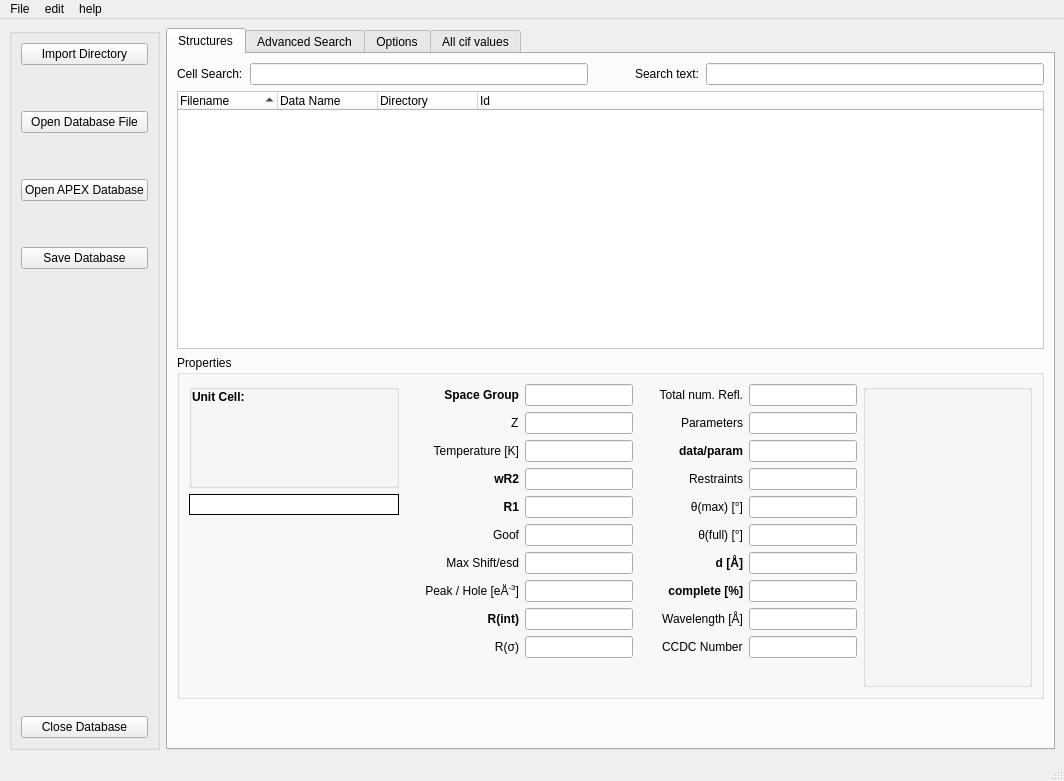
Qt form stdb_main.ui (dkratzert/StructureFinder) before a commit.
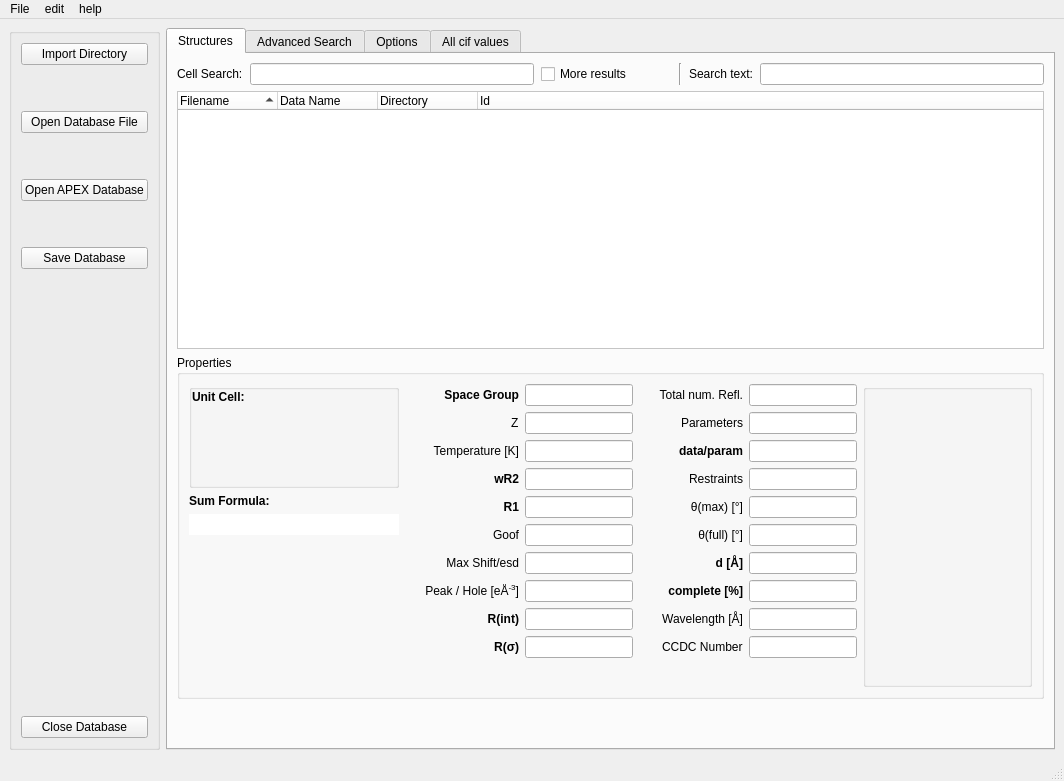
The same form after that commit.

```diff
--- a/stdb_main.ui
+++ b/stdb_main.ui
@@ -230,7 +230,7 @@
            </widget>
           </item>
           <item row="0" column="0">
-           <layout class="QHBoxLayout" name="searchLayout" stretch="0,0,0,0,0">
+           <layout class="QHBoxLayout" name="searchLayout" stretch="0,0,0,0,0,0,0">
             <property name="spacing">
              <number>7</number>
             </property>
@@ -251,7 +251,21 @@
              </widget>
             </item>
             <item>
-             <widget class="QLineEdit" name="searchCellLineEDit"/>
+             <widget class="QLineEdit" name="searchCellLineEDit">
+              <property name="sizePolicy">
+               <sizepolicy hsizetype="Expanding" vsizetype="Fixed">
+                <horstretch>0</horstretch>
+                <verstretch>3</verstretch>
+               </sizepolicy>
+              </property>
+             </widget>
+            </item>
+            <item>
+             <widget class="QCheckBox" name="moreResultsCheckBox">
+              <property name="text">
+               <string>More results</string>
+              </property>
+             </widget>
             </item>
             <item>
              <spacer name="horizontalSpacer_3">
@@ -269,6 +283,13 @@
               </property>
              </spacer>
             </item>
+            <item>
+             <widget class="Line" name="line">
+              <property name="orientation">
+               <enum>Qt::Vertical</enum>
+              </property>
+             </widget>
+            </item>
             <item>
              <widget class="QLabel" name="txtSearchLabel">
               <property name="text">
@@ -277,7 +298,14 @@
              </widget>
             </item>
             <item>
-             <widget class="QLineEdit" name="txtSearchEdit"/>
+             <widget class="QLineEdit" name="txtSearchEdit">
+              <property name="sizePolicy">
+               <sizepolicy hsizetype="Expanding" vsizetype="Fixed">
+                <horstretch>0</horstretch>
+                <verstretch>2</verstretch>
+               </sizepolicy>
+              </property>
+             </widget>
             </item>
            </layout>
           </item>
@@ -415,6 +443,19 @@
                  </layout>
                 </widget>
                </item>
+               <item>
+                <widget class="QLabel" name="label">
+                 <property name="font">
+                  <font>
+                   <weight>75</weight>
+                   <bold>true</bold>
+                  </font>
+                 </property>
+                 <property name="text">
+                  <string>Sum Formula:</string>
+                 </property>
+                </widget>
+               </item>
                <item>
                 <widget class="QLabel" name="formLabel">
                  <property name="enabled">
@@ -434,7 +475,8 @@
                  </property>
                  <property name="font">
                   <font>
-                   <pointsize>9</pointsize>
+                   <pointsize>11</pointsize>
+                   <kerning>false</kerning>
                   </font>
                  </property>
                  <property name="autoFillBackground">
@@ -444,7 +486,7 @@
                   <string notr="true">background-color:  rgba(255, 255, 255, 255);</string>
                  </property>
                  <property name="frameShape">
-                  <enum>QFrame::Box</enum>
+                  <enum>QFrame::NoFrame</enum>
                  </property>
                  <property name="lineWidth">
                   <number>1</number>
@@ -690,6 +732,12 @@
                </item>
                <item row="9" column="0">
                 <widget class="QLabel" name="rsigmaLabel">
+                 <property name="font">
+                  <font>
+                   <weight>75</weight>
+                   <bold>true</bold>
+                  </font>
+                 </property>
                  <property name="text">
                   <string>R(σ)</string>
                  </property>
```
Left out of the diff: 32 changed lines with no effect on the pictures.
